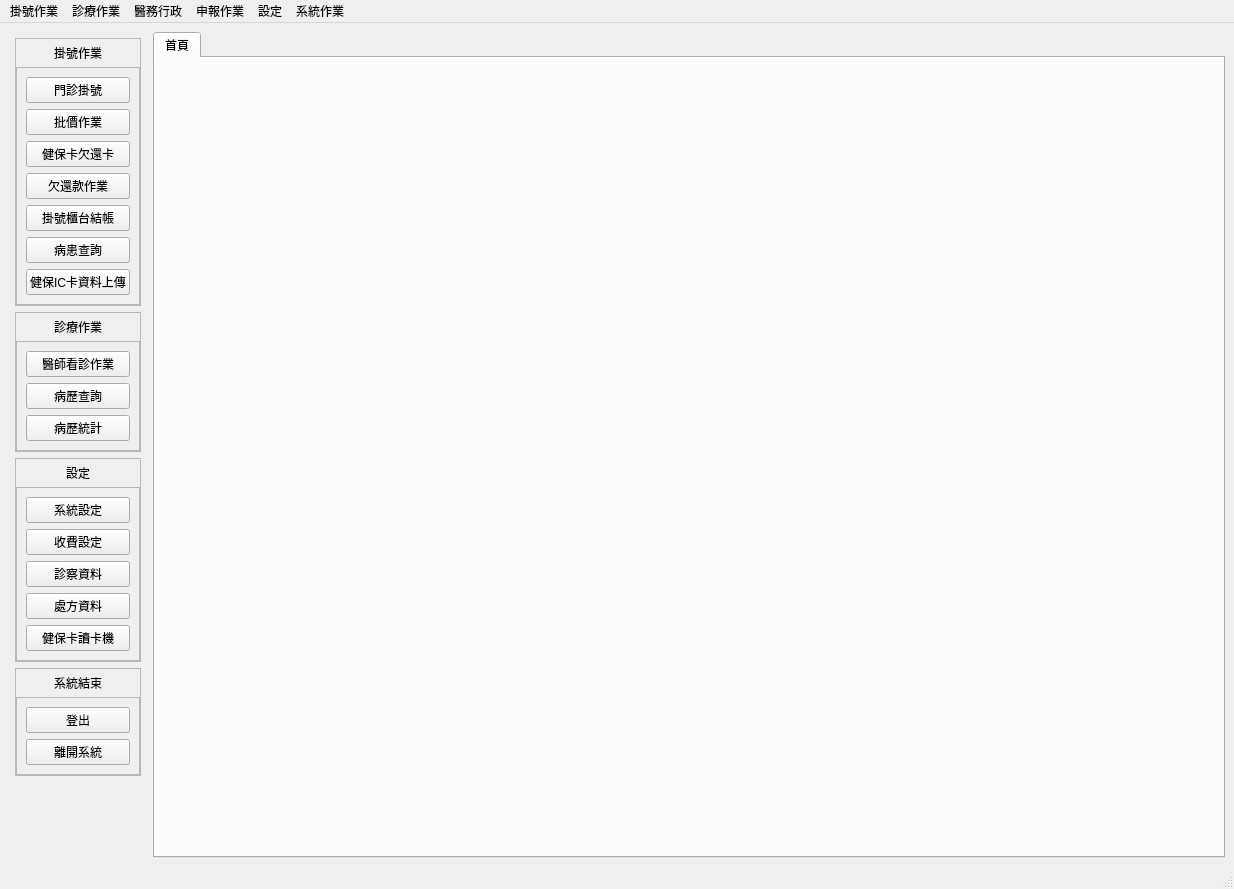
Old version of the form ui/pymedical.ui in the repository picacat/pyMedical.
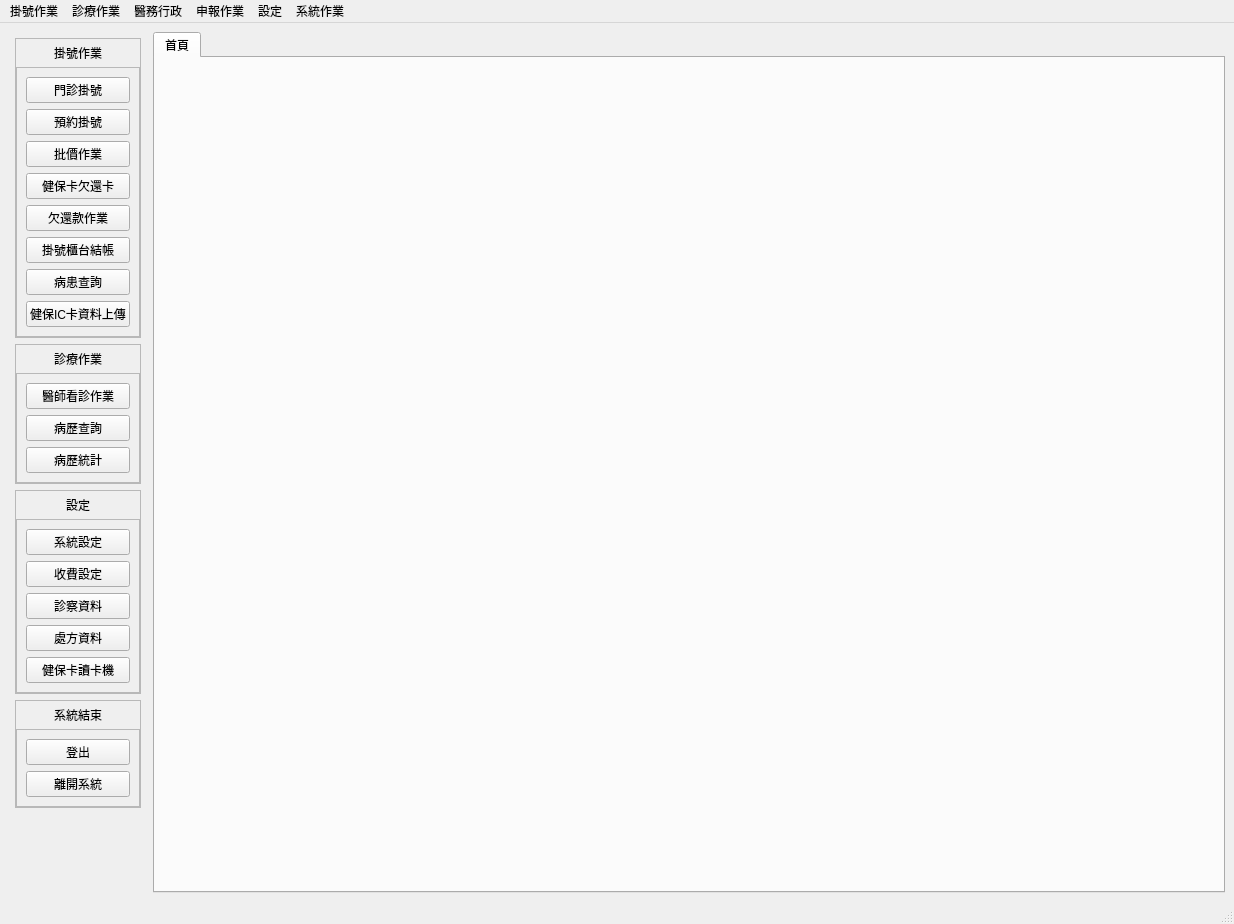
New version of the form. Icons and pictures are not drawn.

The edit to the form file:
```diff
--- a/ui/pymedical.ui
+++ b/ui/pymedical.ui
@@ -10,7 +10,7 @@
     <x>0</x>
     <y>0</y>
     <width>1234</width>
-    <height>889</height>
+    <height>924</height>
    </rect>
   </property>
   <property name="windowTitle">
@@ -128,6 +128,13 @@
                </property>
               </widget>
              </item>
+             <item>
+              <widget class="QPushButton" name="pushButton_reservation">
+               <property name="text">
+                <string>預約掛號</string>
+               </property>
+              </widget>
+             </item>
              <item>
               <widget class="QPushButton" name="pushButton_cashier">
                <property name="text">
@@ -499,6 +506,7 @@
        <attribute name="title">
         <string>首頁</string>
        </attribute>
+       <layout class="QVBoxLayout" name="verticalLayout_9"/>
       </widget>
      </widget>
     </item>
```
Left out of the diff: 32 changed lines with no effect on the pictures.
